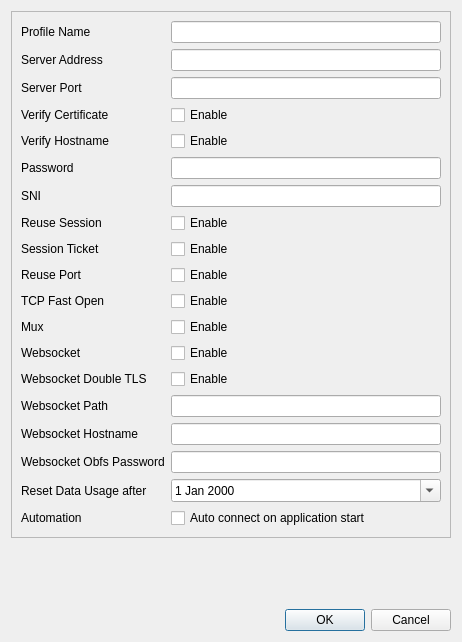
Qt form ui/trojaneditdialog.ui (Trojan-Qt5/Trojan-Qt5) before a commit.
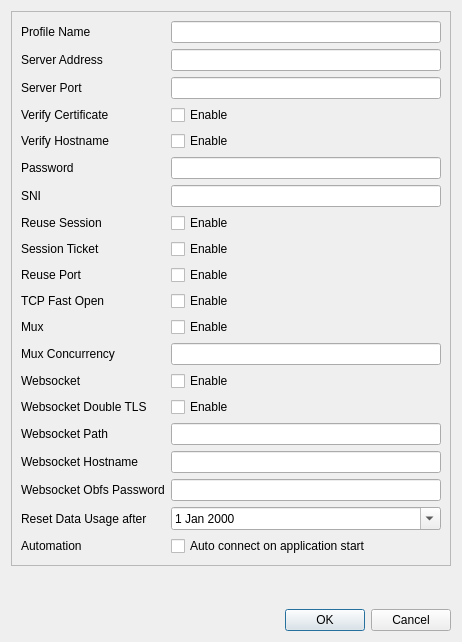
The same form after that commit.

```diff
--- a/ui/trojaneditdialog.ui
+++ b/ui/trojaneditdialog.ui
@@ -194,52 +194,52 @@
         </property>
        </widget>
       </item>
-      <item row="13" column="0">
+      <item row="14" column="0">
        <widget class="QLabel" name="websocketLabel">
         <property name="text">
          <string>Websocket</string>
         </property>
        </widget>
       </item>
-      <item row="13" column="1">
+      <item row="14" column="1">
        <widget class="QCheckBox" name="websocketCheckBox">
         <property name="text">
          <string>Enable</string>
         </property>
        </widget>
       </item>
-      <item row="15" column="0">
+      <item row="16" column="0">
        <widget class="QLabel" name="label">
         <property name="text">
          <string>Websocket Path</string>
         </property>
        </widget>
       </item>
-      <item row="15" column="1">
+      <item row="16" column="1">
        <widget class="QLineEdit" name="websocketPathEdit"/>
       </item>
-      <item row="16" column="0">
+      <item row="17" column="0">
        <widget class="QLabel" name="label_4">
         <property name="text">
          <string>Websocket Hostname</string>
         </property>
        </widget>
       </item>
-      <item row="17" column="0">
+      <item row="18" column="0">
        <widget class="QLabel" name="label_2">
         <property name="text">
          <string>Websocket Obfs Password</string>
         </property>
        </widget>
       </item>
-      <item row="18" column="0">
+      <item row="19" column="0">
        <widget class="QLabel" name="resetDateLabel">
         <property name="text">
          <string>Reset Data Usage after</string>
         </property>
        </widget>
       </item>
-      <item row="18" column="1">
+      <item row="19" column="1">
        <widget class="QDateEdit" name="resetDateEdit">
         <property name="sizePolicy">
          <sizepolicy hsizetype="Expanding" vsizetype="Fixed">
@@ -252,14 +252,14 @@
         </property>
        </widget>
       </item>
-      <item row="19" column="0">
+      <item row="20" column="0">
        <widget class="QLabel" name="autoStartLabel">
         <property name="text">
          <string>Automation</string>
         </property>
        </widget>
       </item>
-      <item row="19" column="1">
+      <item row="20" column="1">
        <widget class="QCheckBox" name="autoStartCheckBox">
         <property name="sizePolicy">
          <sizepolicy hsizetype="Expanding" vsizetype="Fixed">
@@ -272,26 +272,36 @@
         </property>
        </widget>
       </item>
-      <item row="14" column="0">
+      <item row="15" column="0">
        <widget class="QLabel" name="label_3">
         <property name="text">
          <string>Websocket Double TLS</string>
         </property>
        </widget>
       </item>
-      <item row="14" column="1">
+      <item row="15" column="1">
        <widget class="QCheckBox" name="websocketDoubleTLSCheckBox">
         <property name="text">
          <string>Enable</string>
         </property>
        </widget>
       </item>
-      <item row="16" column="1">
-       <widget class="QLineEdit" name="websocketHostnameEdit"/>
-      </item>
       <item row="17" column="1">
+       <widget class="QLineEdit" name="websocketHostnameEdit"/>
+      </item>
+      <item row="18" column="1">
        <widget class="QLineEdit" name="websocketObfsPasswordEdit"/>
       </item>
+      <item row="13" column="0">
+       <widget class="QLabel" name="label_5">
+        <property name="text">
+         <string>Mux Concurrency</string>
+        </property>
+       </widget>
+      </item>
+      <item row="13" column="1">
+       <widget class="QLineEdit" name="muxConcurrencyEdit"/>
+      </item>
      </layout>
     </widget>
    </item>
```
